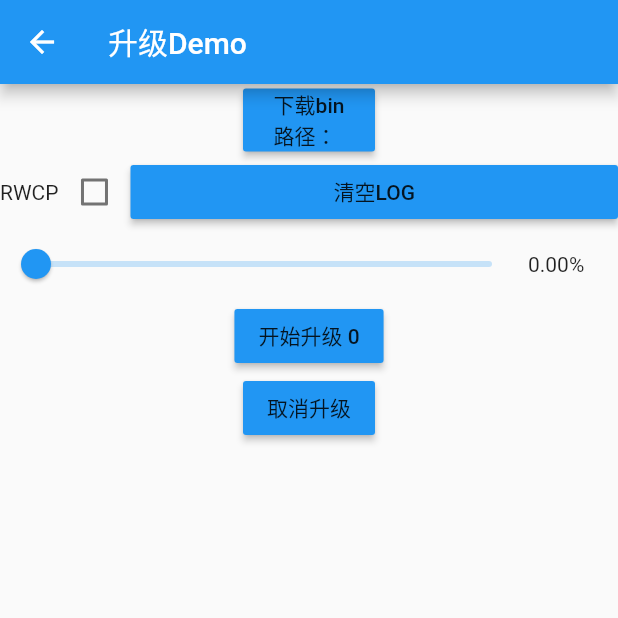
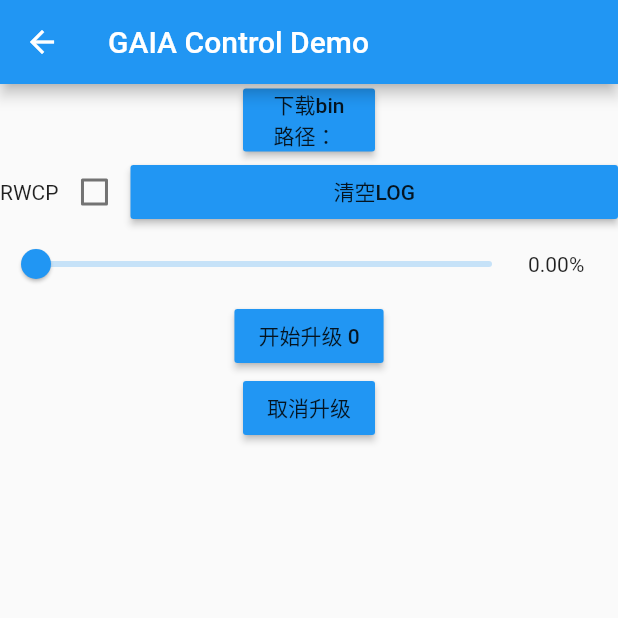
Before and after one commit to Liberations/Flutter-GAIAControl, a Flutter app: the TestOtaView screen opened directly, on a phone screen of 412 x 824 dp, the top half of it. Run offline on Flutter 3.47's test engine with Material 2 defaults, Android fonts, the phone set to English and light mode, and no system bars; our stand-ins replace dio, get, permission_handler; missing offline and left inert: flutter_reactive_ble.

```diff
--- a/lib/TestOtaView.dart
+++ b/lib/TestOtaView.dart
@@ -22,7 +22,7 @@ class _TestOtaState extends State<TestOtaView> {
   Widget build(BuildContext context) {
     return Scaffold(
       appBar: AppBar(
-        title: const Text("升级Demo"),
+        title: const Text("GAIA Control Demo"),
       ),
       body: Column(
         children: [
```
Also changed, not shown: lib/controlller/OtaServer.dart (+7 -1 lines).
